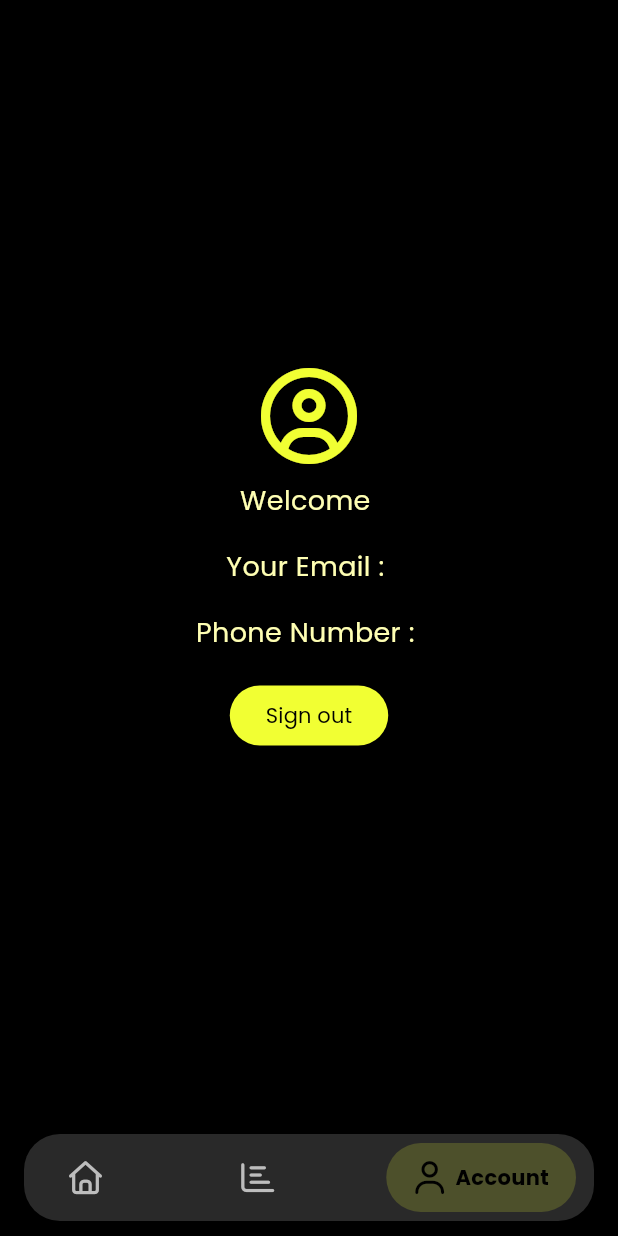
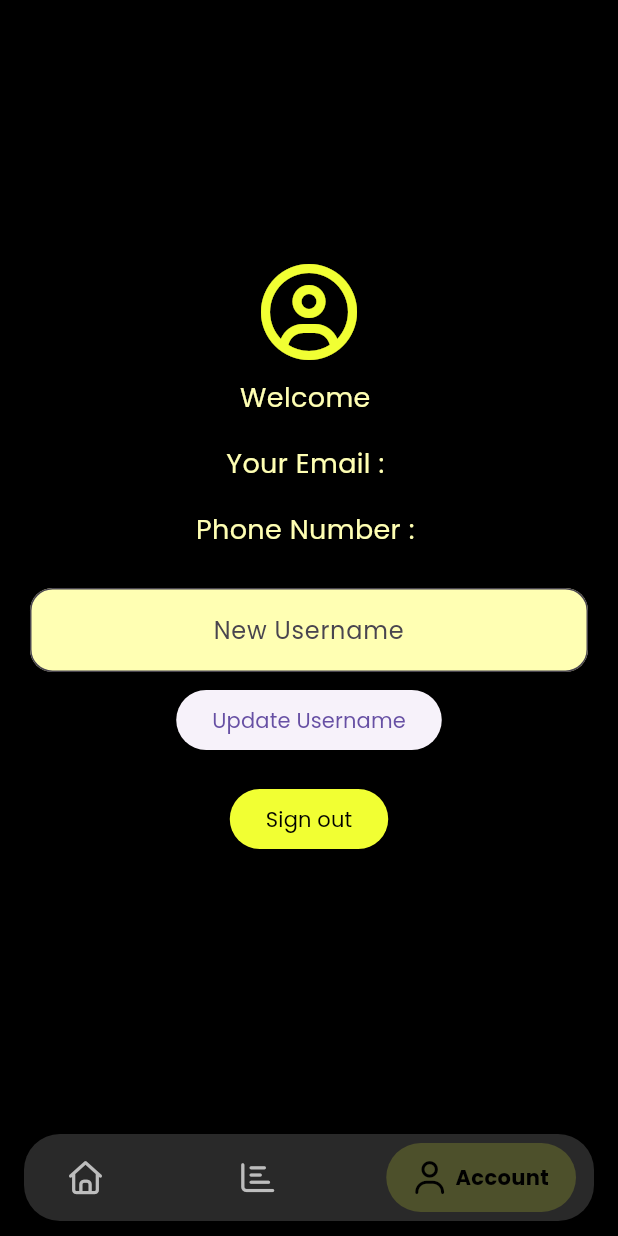
Before and after one commit to YoucefMedAmaneEllahGherbal/GymPulse, a Flutter app: the screen it shows once a user with an empty profile is signed in, item 3 of the bottom bar chosen, on a phone screen of 412 x 824 dp. Run offline on Flutter 3.47's test engine with Material 3 defaults, Android fonts, the phone set to English and light mode, and no system bars; drawn by our look-alikes of google_nav_bar; our stand-ins replace cloud_firestore, firebase_auth, firebase_core, flutter_progress_hud, font_awesome_flutter, modal_progress_hud_nsn; accounts and stored records are empty.

Commit message:
Add functionality to update username; include TextFieldWidget for input and button for submission

```diff
--- a/lib/screens/home/account_page.dart
+++ b/lib/screens/home/account_page.dart
@@ -1,5 +1,7 @@
 import 'package:firebase_auth/firebase_auth.dart';
+import 'package:firebase_core/firebase_core.dart';
 import 'package:flutter/material.dart';
+import 'package:gympulse_app/widgets/text_field_widget.dart';
 import '../../constants.dart';
 import 'package:font_awesome_flutter/font_awesome_flutter.dart';
 import 'package:cloud_firestore/cloud_firestore.dart';
@@ -20,6 +22,8 @@ class _AccountPageState extends State<AccountPage> {
   String? email = '';
   String? userName = '';
   String? phoneNumber = '';
+  String? newUserName;
+
   void getUserData() async {
     final userId = FirebaseAuth.instance.currentUser!.uid;
     final userDoc = FirebaseFirestore.instance.collection('users').doc(userId);
@@ -59,6 +63,21 @@ class _AccountPageState extends State<AccountPage> {
             style: TextStyle(color: kLightAccentColor, fontSize: 18),
           ),
           SizedBox(height: 18),
+          TextFieldWidget('New Username', TextInputType.text, true, (value) {
+            newUserName = value;
+          }),
+          ElevatedButton(
+            onPressed: () async {
+              final useruid = FirebaseAuth.instance.currentUser!.uid;
+
+              final userdoc = FirebaseFirestore.instance
+                  .collection('users')
+                  .doc(useruid);
+              await userdoc.update({'username': newUserName});
+            },
+            child: Text('Update Username'),
+          ),
+          SizedBox(height: 18),
           ElevatedButton(
             onPressed: () {
               FirebaseAuth.instance.signOut();
```
